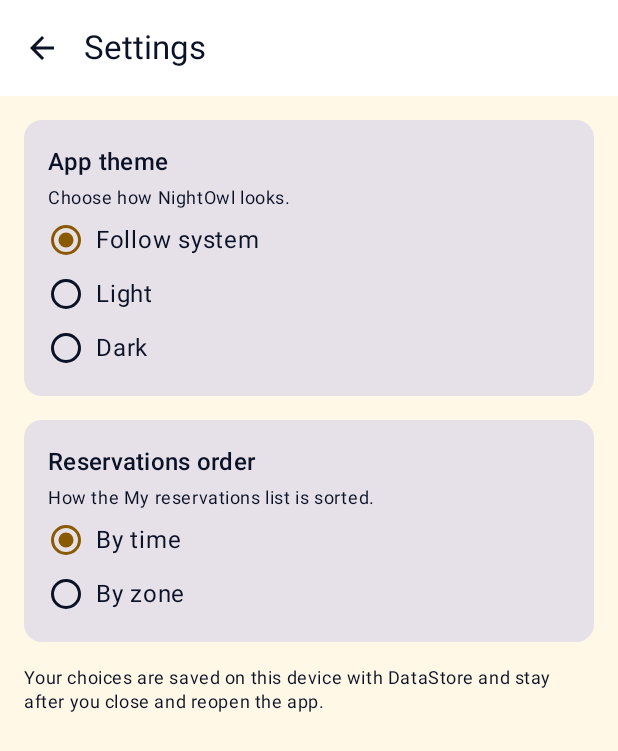
After one commit to asselay/NightOwlLibrary, an Android app built with Jetpack Compose: the composable SettingsScreen shown on its own in the app's theme, on a phone screen of 412 x 824 dp. The commit adds this screen. Shown: the top 751 px of the screen. Run offline under Robolectric (Android 15) with nearby library versions, the phone set to English and light mode, and no system bars.

Commit message:
Add Settings screen and apply saved theme preference in MainActivity

```diff
--- /dev/null
+++ b/app/src/main/java/com/nightowl/library/ui/screens/SettingsScreen.kt
@@ -0,0 +1,123 @@
+package com.nightowl.library.ui.screens
+
+import androidx.compose.foundation.layout.Arrangement
+import androidx.compose.foundation.layout.Column
+import androidx.compose.foundation.layout.ColumnScope
+import androidx.compose.foundation.layout.fillMaxSize
+import androidx.compose.foundation.layout.fillMaxWidth
+import androidx.compose.foundation.layout.padding
+import androidx.compose.foundation.rememberScrollState
+import androidx.compose.foundation.verticalScroll
+import androidx.compose.material3.Card
+import androidx.compose.material3.MaterialTheme
+import androidx.compose.material3.Text
+import androidx.compose.runtime.Composable
+import androidx.compose.runtime.getValue
+import androidx.compose.ui.Modifier
+import androidx.compose.ui.tooling.preview.PreviewLightDark
+import androidx.compose.ui.unit.dp
+import androidx.lifecycle.compose.collectAsStateWithLifecycle
+import androidx.lifecycle.viewmodel.compose.viewModel
+import com.nightowl.library.data.model.ReservationSort
+import com.nightowl.library.data.model.ThemeMode
+import com.nightowl.library.data.model.UserPreferences
+import com.nightowl.library.ui.components.AppTopBar
+import com.nightowl.library.ui.components.RadioOptionRow
+import com.nightowl.library.ui.theme.NightOwlPreview
+import com.nightowl.library.viewmodel.SettingsViewModel
+
+@Composable
+fun SettingsScreen(
+    onBack: () -> Unit,
+    viewModel: SettingsViewModel = viewModel(factory = SettingsViewModel.Factory)
+) {
+    val preferences by viewModel.preferences.collectAsStateWithLifecycle()
+
+    SettingsContent(
+        preferences = preferences,
+        onThemeModeChange = viewModel::onThemeModeChange,
+        onReservationSortChange = viewModel::onReservationSortChange,
+        onBack = onBack
+    )
+}
+
+@Composable
+fun SettingsContent(
+    preferences: UserPreferences,
+    onThemeModeChange: (ThemeMode) -> Unit,
+    onReservationSortChange: (ReservationSort) -> Unit,
+    onBack: () -> Unit
+) {
+    Column(modifier = Modifier.fillMaxSize()) {
+        AppTopBar(title = "Settings", onBack = onBack)
+
+        Column(
+            modifier = Modifier
+                .padding(16.dp)
+                .verticalScroll(rememberScrollState()),
+            verticalArrangement = Arrangement.spacedBy(16.dp)
+        ) {
+            SettingsSection(
+                title = "App theme",
+                description = "Choose how NightOwl looks."
+            ) {
+                ThemeMode.entries.forEach { mode ->
+                    RadioOptionRow(
+                        label = mode.label,
+                        selected = preferences.themeMode == mode,
+                        onClick = { onThemeModeChange(mode) }
+                    )
+                }
+            }
+
+            SettingsSection(
+                title = "Reservations order",
+                description = "How the My reservations list is sorted."
+            ) {
+                ReservationSort.entries.forEach { option ->
+                    RadioOptionRow(
+                        label = option.label,
+                        selected = preferences.reservationSort == option,
+                        onClick = { onReservationSortChange(option) }
+                    )
+                }
+            }
+
+            Text(
+                text = "Your choices are saved on this device with DataStore and stay after you close and reopen the app.",
+                style = MaterialTheme.typography.bodySmall
+            )
+        }
+    }
+}
+
+@Composable
+private fun SettingsSection(
+    title: String,
+    description: String,
+    content: @Composable ColumnScope.() -> Unit
+) {
+    Card(modifier = Modifier.fillMaxWidth()) {
+        Column(
+            modifier = Modifier.padding(16.dp),
+            verticalArrangement = Arrangement.spacedBy(4.dp)
+        ) {
+            Text(text = title, style = MaterialTheme.typography.titleMedium)
+            Text(text = description, style = MaterialTheme.typography.bodySmall)
+            content()
+        }
+    }
+}
+
+@PreviewLightDark
+@Composable
+private fun SettingsPreview() {
+    NightOwlPreview {
+        SettingsContent(
+            preferences = UserPreferences(ThemeMode.DARK, ReservationSort.BY_ZONE),
+            onThemeModeChange = {},
+            onReservationSortChange = {},
+            onBack = {}
+        )
+    }
+}
```
Also changed, not shown: app/src/main/java/com/nightowl/library/MainActivity.kt (+14 -1 lines), app/src/main/java/com/nightowl/library/viewmodel/SettingsViewModel.kt (added, +48 -0 lines).
